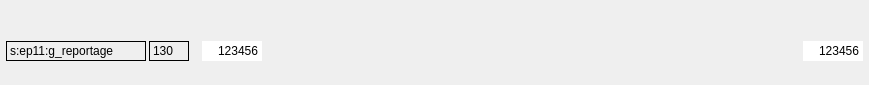
The window that tools/views/ui/ui_widget_controls.ui (JepEtau/mco) describes before a commit, drawn with Qt 5.
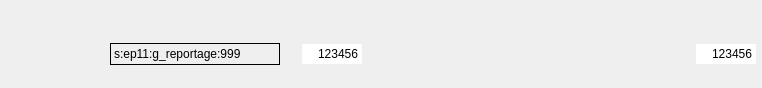
The same window after the commit. Icons and pictures are not drawn. Custom widgets are drawn as their Qt base class.

Commit message: add loop mode video editor: corrections

```diff
--- a/tools/views/ui/ui_widget_controls.ui
+++ b/tools/views/ui/ui_widget_controls.ui
@@ -6,8 +6,8 @@
    <rect>
     <x>0</x>
     <y>0</y>
-    <width>869</width>
-    <height>85</height>
+    <width>762</width>
+    <height>88</height>
    </rect>
   </property>
   <property name="windowTitle">
@@ -30,53 +30,26 @@
     <number>21</number>
    </property>
    <item>
-    <layout class="QHBoxLayout" name="horizontalLayout_2">
+    <widget class="Widget_custom_qslider" name="slider_frames" native="true">
+     <property name="sizePolicy">
+      <sizepolicy hsizetype="MinimumExpanding" vsizetype="Maximum">
+       <horstretch>0</horstretch>
+       <verstretch>0</verstretch>
+      </sizepolicy>
+     </property>
+     <property name="minimumSize">
+      <size>
+       <width>750</width>
+       <height>30</height>
+      </size>
+     </property>
+    </widget>
+   </item>
+   <item>
+    <layout class="QHBoxLayout" name="horizontalLayout_3">
      <property name="spacing">
-      <number>4</number>
+      <number>12</number>
      </property>
-     <property name="sizeConstraint">
-      <enum>QLayout::SetMaximumSize</enum>
-     </property>
-     <property name="bottomMargin">
-      <number>0</number>
-     </property>
-     <item>
-      <widget class="QPushButton" name="pushButton_loop">
-       <property name="focusPolicy">
-        <enum>Qt::NoFocus</enum>
-       </property>
-       <property name="text">
-        <string/>
-       </property>
-       <property name="icon">
-        <iconset>
-         <normaloff>tools/icons/blue/play.svg</normaloff>
-         <normalon>../../icons/blue/repeat.svg</normalon>tools/icons/blue/play.svg</iconset>
-       </property>
-       <property name="checkable">
-        <bool>true</bool>
-       </property>
-       <property name="flat">
-        <bool>true</bool>
-       </property>
-      </widget>
-     </item>
-     <item>
-      <widget class="Widget_custom_qslider" name="slider_frames" native="true">
-       <property name="sizePolicy">
-        <sizepolicy hsizetype="MinimumExpanding" vsizetype="Maximum">
-         <horstretch>0</horstretch>
-         <verstretch>0</verstretch>
-        </sizepolicy>
-       </property>
-       <property name="minimumSize">
-        <size>
-         <width>750</width>
-         <height>30</height>
-        </size>
-       </property>
-      </widget>
-     </item>
      <item>
       <layout class="QHBoxLayout" name="horizontalLayout">
        <item>
@@ -89,7 +62,28 @@
          </property>
          <property name="icon">
           <iconset>
-           <normaloff>tools/icons/blue/play.svg</normaloff>tools/icons/blue/play.svg</iconset>
+           <normaloff>../../icons/blue/play.svg</normaloff>../../icons/blue/play.svg</iconset>
+         </property>
+         <property name="checkable">
+          <bool>true</bool>
+         </property>
+         <property name="flat">
+          <bool>true</bool>
+         </property>
+        </widget>
+       </item>
+       <item>
+        <widget class="QPushButton" name="pushButton_loop">
+         <property name="focusPolicy">
+          <enum>Qt::NoFocus</enum>
+         </property>
+         <property name="text">
+          <string/>
+         </property>
+         <property name="icon">
+          <iconset>
+           <normaloff>../../icons/grey/repeat.svg</normaloff>
+           <normalon>../../icons/blue/repeat.svg</normalon>../../icons/grey/repeat.svg</iconset>
          </property>
          <property name="checkable">
           <bool>true</bool>
@@ -101,21 +95,17 @@
        </item>
       </layout>
      </item>
-    </layout>
-   </item>
-   <item>
-    <layout class="QHBoxLayout" name="horizontalLayout_3">
      <item>
       <widget class="QLabel" name="label_ed_ep_part">
        <property name="minimumSize">
         <size>
-         <width>140</width>
+         <width>170</width>
          <height>0</height>
         </size>
        </property>
        <property name="maximumSize">
         <size>
-         <width>140</width>
+         <width>180</width>
          <height>16777215</height>
         </size>
        </property>
@@ -129,33 +119,7 @@
         <number>1</number>
        </property>
        <property name="text">
-        <string>s:ep11:g_reportage</string>
-       </property>
-      </widget>
-     </item>
-     <item>
-      <widget class="QLabel" name="label_shot_no">
-       <property name="minimumSize">
-        <size>
-         <width>40</width>
-         <height>0</height>
-        </size>
-       </property>
-       <property name="maximumSize">
-        <size>
-         <width>40</width>
-         <height>16777215</height>
-        </size>
-       </property>
-       <property name="styleSheet">
-        <string notr="true">gridline-color: rgb(38, 162, 105);
-border-color: rgb(145, 65, 172);</string>
-       </property>
-       <property name="frameShape">
-        <enum>QFrame::Panel</enum>
-       </property>
-       <property name="text">
-        <string>130</string>
+        <string>s:ep11:g_reportage:999</string>
        </property>
       </widget>
      </item>
```
The commit also changes 11 other files.
